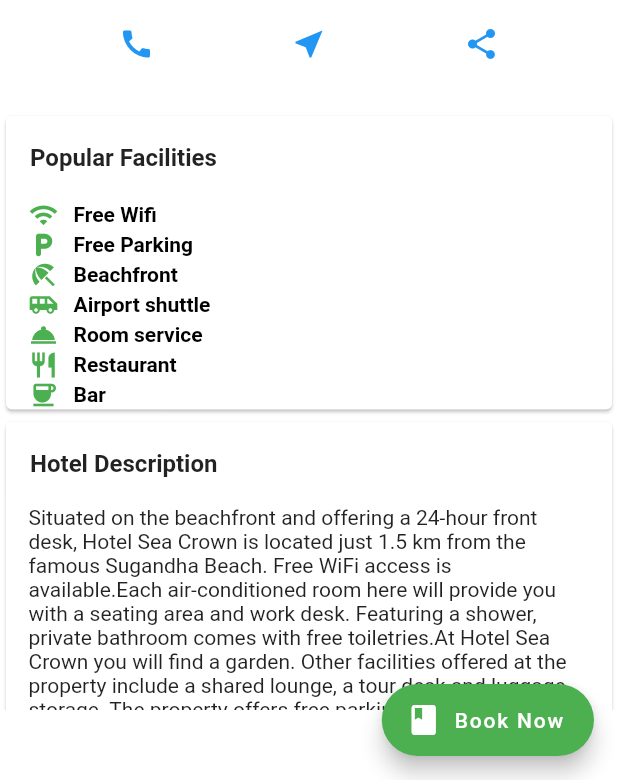
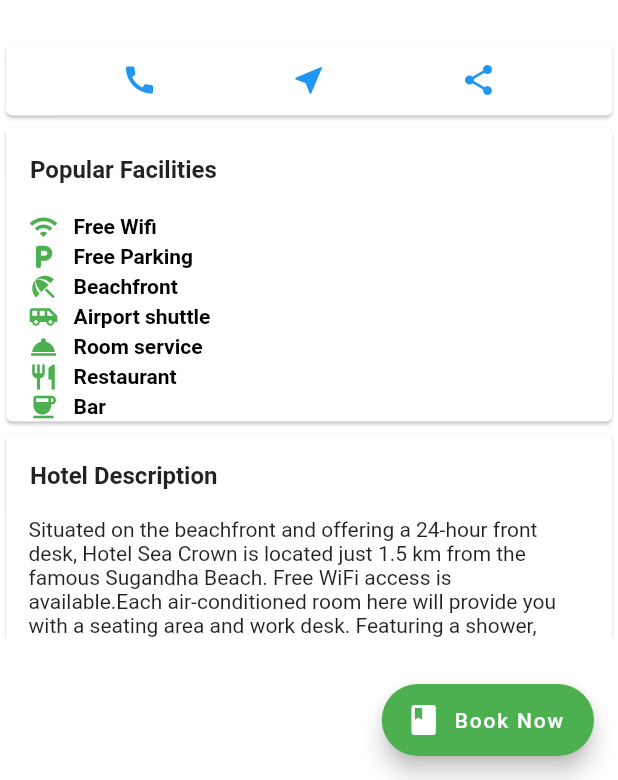
Before and after one commit to anik2644/Tutorial1, a Flutter app: the hotel_description screen opened directly, on a phone screen of 412 x 824 dp, the part 456-1236 px from its top. Run offline on Flutter 3.47's test engine with Material 2 defaults, Android fonts, the phone set to English and light mode, and no system bars; drawn by our look-alikes of carousel_slider; our stand-ins replace auto_size_text, firebase_auth, firebase_core, google_fonts, google_sign_in; missing offline and left inert: favorite_button; accounts and stored records are empty; network calls fail.

Commit message:
"By Sabbir"

```diff
--- a/lib/hotel_descriptions/Facilities.dart
+++ b/lib/hotel_descriptions/Facilities.dart
@@ -246,31 +246,58 @@ Widget titleSection = Container(
   ),
 );
 
-Widget buttonSection = Row(
+Widget buttonSection = Card(
+  child:   Row(
+
     mainAxisAlignment: MainAxisAlignment.spaceEvenly,
+
     children: [
+
       IconButton(
+
         icon: Icon(
+
           color: Colors.blue,
+
           Icons.call,
+
         ),
+
         onPressed: () {},
+
       ),
+
       IconButton(
+
         icon: Icon(
+
           color: Colors.blue,
+
           Icons.near_me,
+
         ),
+
         onPressed: () {},
+
       ),
+
       IconButton(
+
         icon: Icon(
+
           color: Colors.blue,
+
           Icons.share,
+
         ),
+
         onPressed: () {},
+
       ),
+
     ],
+
+  ),
 );
 
 Future<void> _launchURL(String url) async {
--- a/lib/hotel_descriptions/hotel_description.dart
+++ b/lib/hotel_descriptions/hotel_description.dart
@@ -124,7 +124,6 @@ class _hotel_descriptionState extends State<hotel_description> {
               height: 5,
             ),
             //ListView.builder(itemBuilder: itemBuilder),
-            buttonSection,
             SingleChildScrollView(
               child: Container(
                 margin: EdgeInsets.symmetric(vertical: 20.0),
@@ -132,6 +131,7 @@ class _hotel_descriptionState extends State<hotel_description> {
                 child: ListView(
                   scrollDirection: Axis.vertical,
                   children: <Widget>[
+                    buttonSection,
                     Popular_facilities(),
                     description(),
                     SizedBox(
```
Lines whose indentation alone changed are shown as unchanged.
